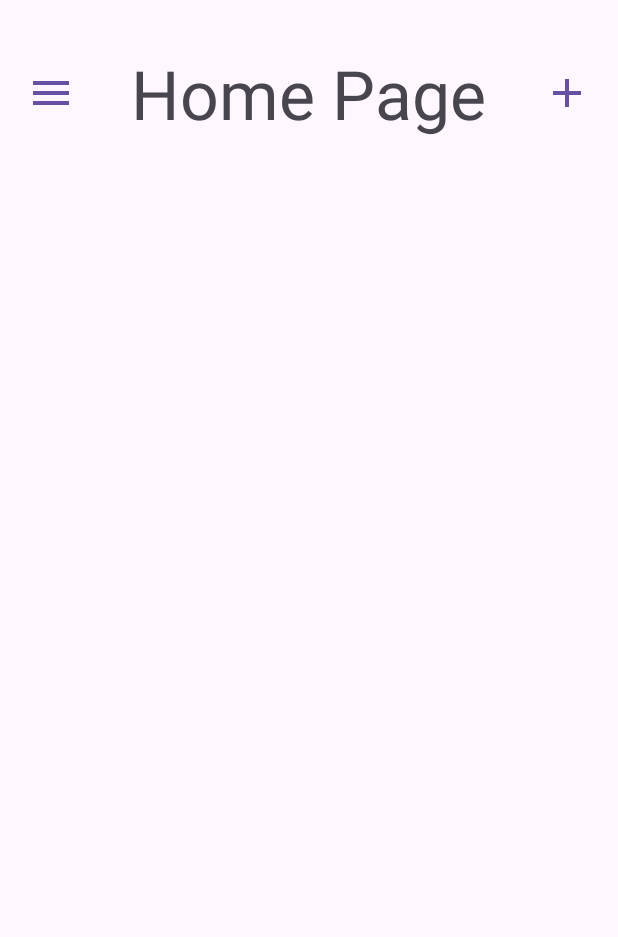
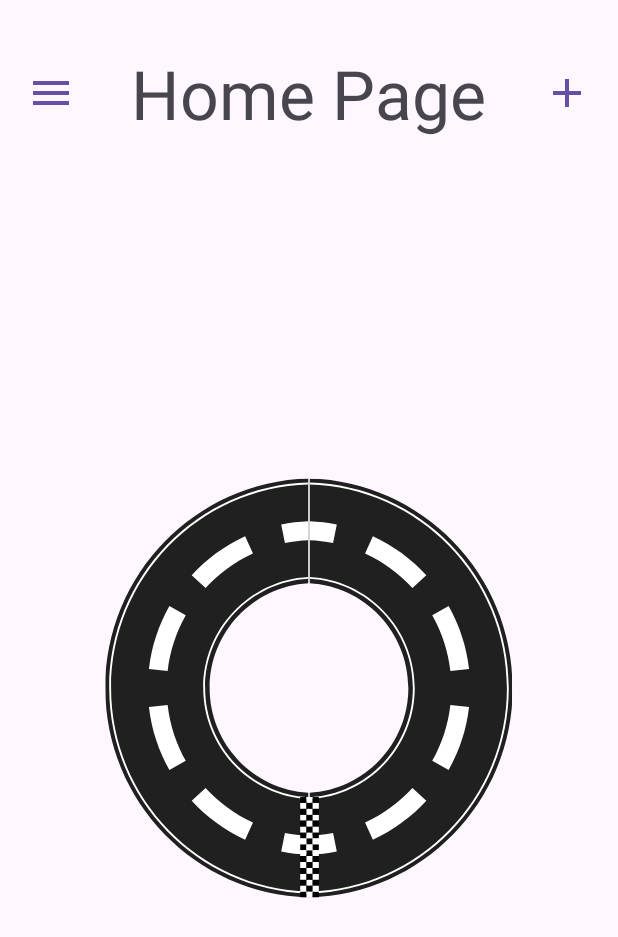
Before and after one commit to Calebnathan/Auto_Saver, an Android app: the screen it shows after launch (MainActivity), on a phone screen of 412 x 824 dp. Shown: the top 937 px of the screen. Run offline under Robolectric (Android 15) with nearby library versions, the phone set to English and light mode, and no system bars.

Commit message:
Added Dropdown with connecting screens

```diff
--- a/app/src/main/AndroidManifest.xml
+++ b/app/src/main/AndroidManifest.xml
@@ -3,6 +3,7 @@
     xmlns:tools="http://schemas.android.com/tools">
 
     <application
+
         android:allowBackup="true"
         android:dataExtractionRules="@xml/data_extraction_rules"
         android:fullBackupContent="@xml/backup_rules"
@@ -11,6 +12,9 @@
         android:roundIcon="@mipmap/ic_launcher_round"
         android:supportsRtl="true"
         android:theme="@style/Theme.Auto_Saver">
+        <activity android:name=".SettingsActivity" />
+        <activity android:name=".ProfileActivity" />
+        <activity android:name=".LoginActivity" />
         <activity
             android:name=".MainActivity"
             android:exported="true">
--- a/app/src/main/res/layout/activity_main.xml
+++ b/app/src/main/res/layout/activity_main.xml
@@ -46,4 +46,15 @@
         app:layout_constraintStart_toEndOf="@+id/button_menu"
         app:layout_constraintTop_toTopOf="parent" />
 
+    <ImageView
+        android:id="@+id/imageView"
+        android:layout_width="wrap_content"
+        android:layout_height="wrap_content"
+        app:layout_constraintBottom_toBottomOf="parent"
+        app:layout_constraintStart_toStartOf="parent"
+        app:layout_constraintTop_toBottomOf="@+id/text_title"
+        app:srcCompat="@drawable/ic_race_track_dial" />
+
+
+
 </androidx.constraintlayout.widget.ConstraintLayout>
--- /dev/null
+++ b/app/src/main/res/menu/popup_menu.xml
@@ -0,0 +1,14 @@
+<?xml version="1.0" encoding="utf-8"?>
+<menu xmlns:android="http://schemas.android.com/apk/res/android">
+
+        <item
+            android:id="@+id/action_settings"
+            android:title="Settings"/>
+        <item
+            android:id="@+id/action_profile"
+            android:title="Profile"/>
+        <item
+            android:id="@+id/action_logout"
+            android:title="Logout"/>
+
+</menu>
```
Also changed, not shown: app/src/main/java/com/example/auto_saver/LoginActivity.kt (added, +34 -0 lines), app/src/main/java/com/example/auto_saver/MainActivity.kt (+43 -2 lines), app/src/main/java/com/example/auto_saver/ProfileActivity.kt (added, +34 -0 lines), app/src/main/java/com/example/auto_saver/SettingsActivity.kt (added, +34 -0 lines), app/src/main/res/layout/activity_login.xml (added, +25 -0 lines), app/src/main/res/layout/activity_profile.xml (added, +22 -0 lines), app/src/main/res/layout/activity_settings.xml (added, +22 -0 lines).
